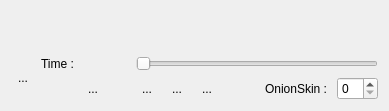
stopmotionimac/tweedy, file src/tweedy/gui/viewerImg/ViewerTweedy.ui: the form before one commit.
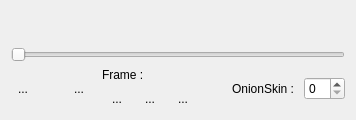
The form after the commit.

```diff
--- a/src/tweedy/gui/viewerImg/ViewerTweedy.ui
+++ b/src/tweedy/gui/viewerImg/ViewerTweedy.ui
@@ -6,8 +6,8 @@
    <rect>
     <x>0</x>
     <y>0</y>
-    <width>389</width>
-    <height>111</height>
+    <width>356</width>
+    <height>120</height>
    </rect>
   </property>
   <property name="windowTitle">
@@ -48,6 +48,13 @@
      </property>
     </widget>
    </item>
+   <item>
+    <widget class="QSlider" name="tempsSlider">
+     <property name="orientation">
+      <enum>Qt::Horizontal</enum>
+     </property>
+    </widget>
+   </item>
    <item>
     <layout class="QHBoxLayout" name="horizontalLayout_3">
      <item>
@@ -60,14 +67,50 @@
        </property>
       </widget>
      </item>
+     <item>
+      <spacer name="horizontalSpacer">
+       <property name="orientation">
+        <enum>Qt::Horizontal</enum>
+       </property>
+       <property name="sizeHint" stdset="0">
+        <size>
+         <width>40</width>
+         <height>20</height>
+        </size>
+       </property>
+      </spacer>
+     </item>
+     <item>
+      <widget class="QToolButton" name="retour0Button">
+       <property name="text">
+        <string>...</string>
+       </property>
+       <property name="autoRaise">
+        <bool>true</bool>
+       </property>
+      </widget>
+     </item>
+     <item>
+      <spacer name="horizontalSpacer_3">
+       <property name="orientation">
+        <enum>Qt::Horizontal</enum>
+       </property>
+       <property name="sizeHint" stdset="0">
+        <size>
+         <width>20</width>
+         <height>20</height>
+        </size>
+       </property>
+      </spacer>
+     </item>
      <item>
       <layout class="QVBoxLayout" name="verticalLayout">
        <item>
-        <layout class="QHBoxLayout" name="horizontalLayout_2">
+        <layout class="QHBoxLayout" name="horizontalLayout">
          <item>
           <widget class="QLabel" name="timeText">
            <property name="text">
-            <string>Time :</string>
+            <string>Frame :</string>
            </property>
           </widget>
          </item>
@@ -84,53 +127,10 @@
            </property>
           </widget>
          </item>
-         <item>
-          <widget class="QSlider" name="tempsSlider">
-           <property name="orientation">
-            <enum>Qt::Horizontal</enum>
-           </property>
-          </widget>
-         </item>
         </layout>
        </item>
        <item>
-        <layout class="QHBoxLayout" name="horizontalLayout">
-         <item>
-          <spacer name="horizontalSpacer">
-           <property name="orientation">
-            <enum>Qt::Horizontal</enum>
-           </property>
-           <property name="sizeHint" stdset="0">
-            <size>
-             <width>40</width>
-             <height>20</height>
-            </size>
-           </property>
-          </spacer>
-         </item>
-         <item>
-          <widget class="QToolButton" name="retour0Button">
-           <property name="text">
-            <string>...</string>
-           </property>
-           <property name="autoRaise">
-            <bool>true</bool>
-           </property>
-          </widget>
-         </item>
-         <item>
-          <spacer name="horizontalSpacer_3">
-           <property name="orientation">
-            <enum>Qt::Horizontal</enum>
-           </property>
-           <property name="sizeHint" stdset="0">
-            <size>
-             <width>20</width>
-             <height>20</height>
-            </size>
-           </property>
-          </spacer>
-         </item>
+        <layout class="QHBoxLayout" name="horizontalLayout_2">
          <item>
           <widget class="QToolButton" name="previousButton">
            <property name="text">
@@ -161,6 +161,10 @@
            </property>
           </widget>
          </item>
+        </layout>
+       </item>
+      </layout>
+     </item>
          <item>
           <spacer name="horizontalSpacer_2">
            <property name="orientation">
@@ -183,10 +187,6 @@
          </item>
          <item>
           <widget class="QSpinBox" name="spinBox"/>
-         </item>
-        </layout>
-       </item>
-      </layout>
      </item>
     </layout>
    </item>
```
Lines whose indentation alone changed are shown as unchanged.
